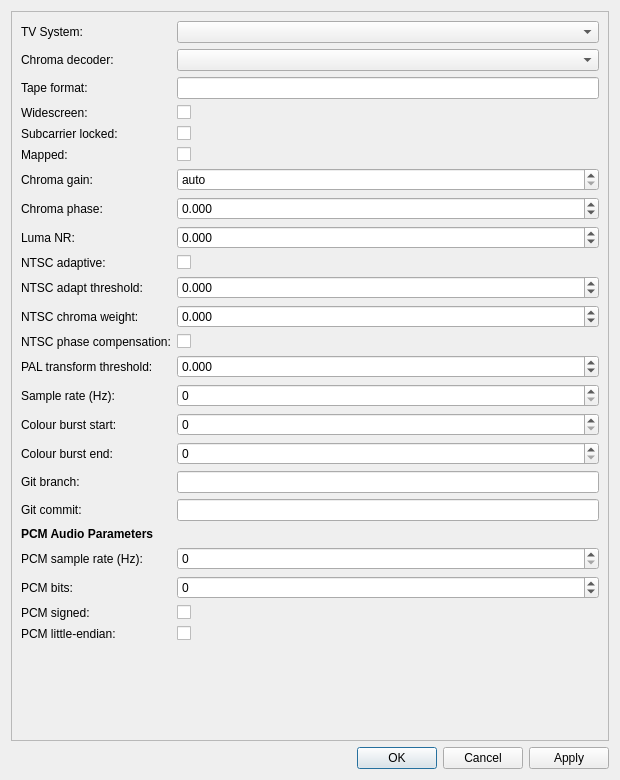
The window that src/ld-analyse/metadataeditordialog.ui (harrypm/tbc-tools) describes before a commit, drawn with Qt 5.
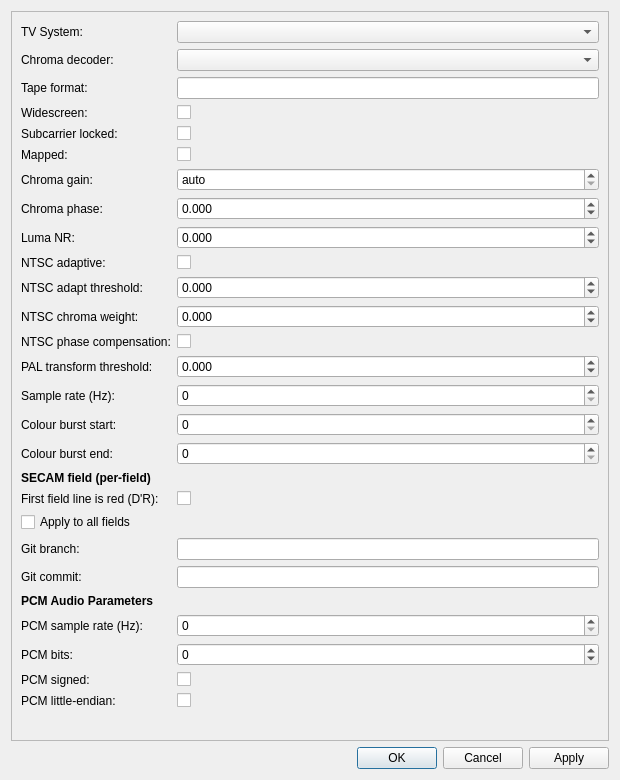
The same window after the commit.

Commit message: feat(secam): add pre-demod Dr/Db decoder, secamFirstLineIsRed, and SECAM/PAL separation

```diff
--- a/src/ld-analyse/metadataeditordialog.ui
+++ b/src/ld-analyse/metadataeditordialog.ui
@@ -297,6 +297,30 @@
        <item row="16" column="1">
         <widget class="QSpinBox" name="colourBurstEndSpinBox"/>
        </item>
+       <item row="17" column="0" colspan="2">
+        <widget class="QLabel" name="secamFieldHeaderLabel">
+         <property name="text">
+          <string>&lt;b&gt;SECAM field (per-field)&lt;/b&gt;</string>
+         </property>
+        </widget>
+       </item>
+       <item row="18" column="0">
+        <widget class="QLabel" name="secamFirstLineIsRedLabel">
+         <property name="text">
+          <string>First field line is red (D'R):</string>
+         </property>
+        </widget>
+       </item>
+       <item row="18" column="1">
+        <widget class="QCheckBox" name="secamFirstLineIsRedCheckBox"/>
+       </item>
+       <item row="19" column="0" colspan="2">
+        <widget class="QCheckBox" name="applySecamToAllFieldsCheckBox">
+         <property name="text">
+          <string>Apply to all fields</string>
+         </property>
+        </widget>
+       </item>
        <item row="22" column="0">
         <widget class="QLabel" name="gitBranchLabel">
          <property name="text">
```
The commit also changes 34 other files.
